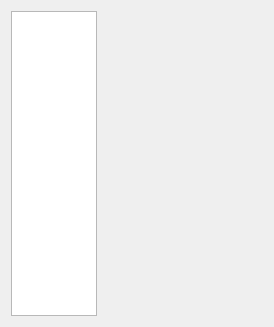
Before: the Qt Designer form forms/suiteswitchpanel.ui in wangkungit5905/PzAssistant, drawn with Qt 5.
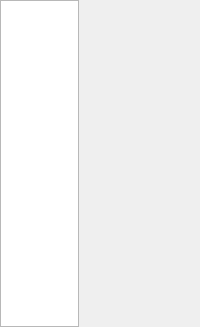
After: the same form once the commit is applied.

Patch:
```diff
--- a/forms/suiteswitchpanel.ui
+++ b/forms/suiteswitchpanel.ui
@@ -6,14 +6,47 @@
    <rect>
     <x>0</x>
     <y>0</y>
-    <width>274</width>
+    <width>200</width>
     <height>327</height>
    </rect>
   </property>
+  <property name="sizePolicy">
+   <sizepolicy hsizetype="Minimum" vsizetype="Preferred">
+    <horstretch>0</horstretch>
+    <verstretch>0</verstretch>
+   </sizepolicy>
+  </property>
+  <property name="minimumSize">
+   <size>
+    <width>200</width>
+    <height>0</height>
+   </size>
+  </property>
+  <property name="maximumSize">
+   <size>
+    <width>400</width>
+    <height>16777215</height>
+   </size>
+  </property>
   <property name="windowTitle">
    <string>Form</string>
   </property>
   <layout class="QHBoxLayout" name="horizontalLayout" stretch="2,3">
+   <property name="spacing">
+    <number>2</number>
+   </property>
+   <property name="leftMargin">
+    <number>0</number>
+   </property>
+   <property name="topMargin">
+    <number>0</number>
+   </property>
+   <property name="rightMargin">
+    <number>0</number>
+   </property>
+   <property name="bottomMargin">
+    <number>0</number>
+   </property>
    <item>
     <widget class="QListWidget" name="lstSuite">
      <property name="maximumSize">
```
